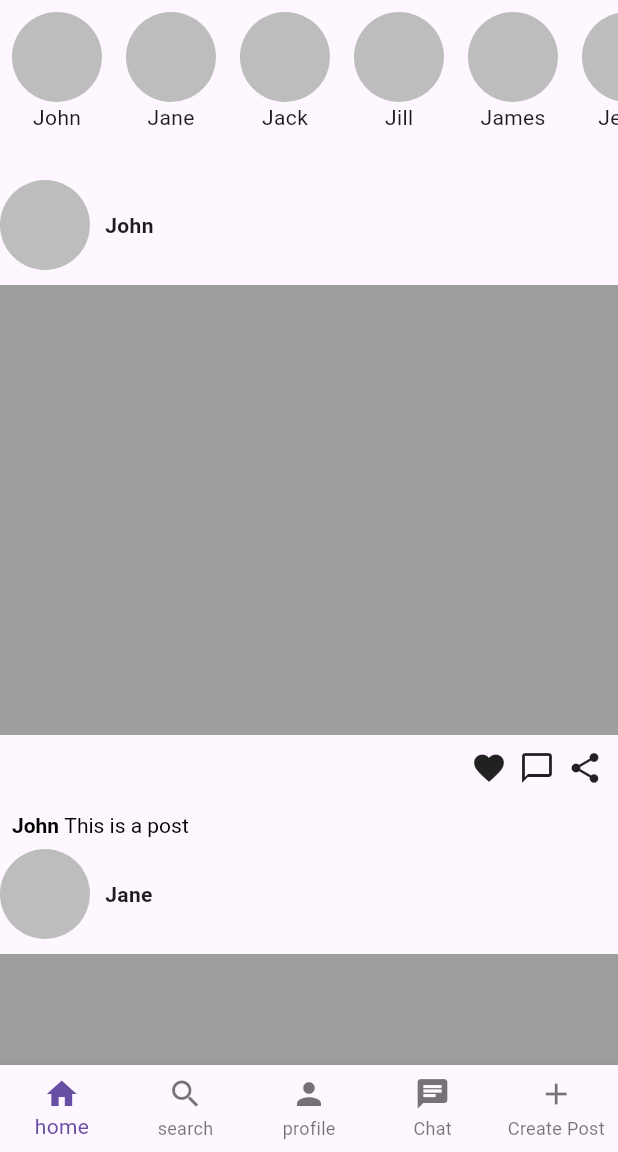
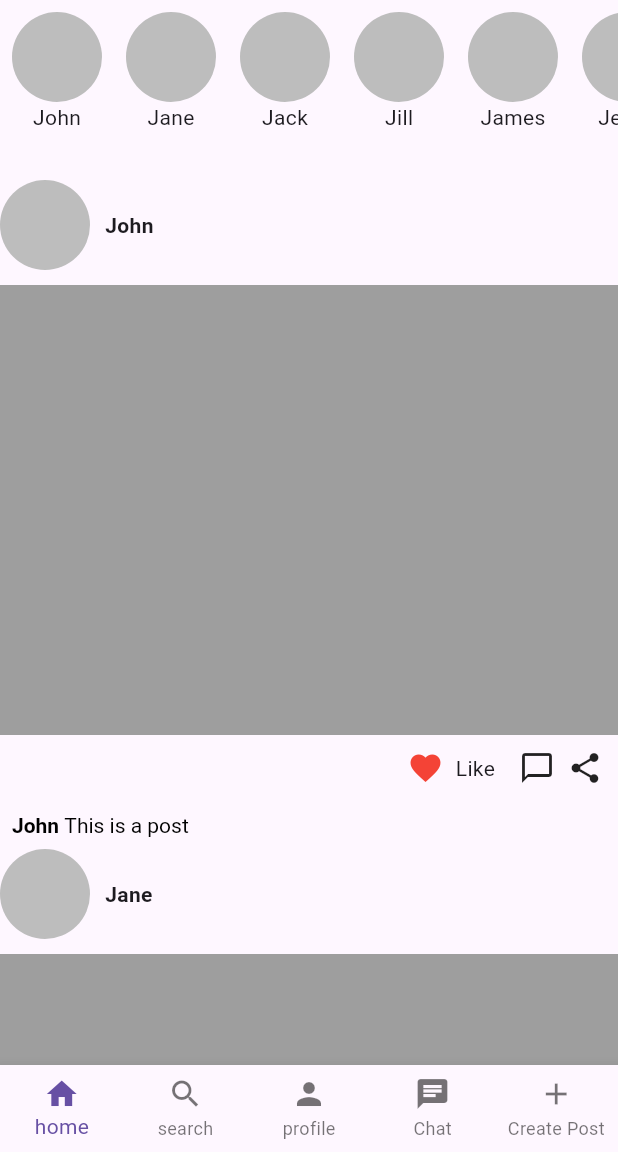
Before and after one commit to cmcgrew98/flutterassignment, a Flutter app: the UI screen opened directly, on a phone screen of 412 x 824 dp, the part 84-1236 px from its top. Run offline on Flutter 3.47's test engine with Material 3 defaults, Android fonts, the phone set to English and light mode, and no system bars; our stand-ins replace firebase_core; accounts and stored records are empty.

Commit message:
Added some reaction types.

```diff
--- a/lib/Views/UI.dart
+++ b/lib/Views/UI.dart
@@ -17,6 +17,7 @@ indexSelected = index;
    final List<Widget> _children = [
    UserHome(),
      Center(child:Text('Search')),
+     Center(child:Text('profile')),
      Center(child:Text('Chat')),
      Center(child:Text('Create Post')),
    ];
--- /dev/null
+++ b/lib/components/ReactionWidget.dart
@@ -0,0 +1,63 @@
+import 'package:flutter/material.dart';
+
+class ReactionWidget extends StatefulWidget {
+  @override
+  _ReactionWidgetState createState() => _ReactionWidgetState();
+}
+
+class _ReactionWidgetState extends State<ReactionWidget> {
+  String selectedReaction = 'Like'; // Default reaction
+
+  @override
+  Widget build(BuildContext context) {
+    return Row(
+      mainAxisAlignment: MainAxisAlignment.end,
+      children: [
+        PopupMenuButton<String>(
+          onSelected: (String result) {
+            setState(() {
+              selectedReaction = result;
+            });
+          },
+          itemBuilder: (BuildContext context) => <PopupMenuEntry<String>>[
+            const PopupMenuItem<String>(
+              value: 'Like',
+              child: Text('👍 Like'),
+            ),
+            const PopupMenuItem<String>(
+              value: 'Love',
+              child: Text('❤️ Love'),
+            ),
+            const PopupMenuItem<String>(
+              value: 'Haha',
+              child: Text('😆 Haha'),
+            ),
+            const PopupMenuItem<String>(
+              value: 'Wow',
+              child: Text('😲 Wow'),
+            ),
+            const PopupMenuItem<String>(
+              value: 'Sad',
+              child: Text('😢 Sad'),
+            ),
+            const PopupMenuItem<String>(
+              value: 'Angry',
+              child: Text('😡 Angry'),
+            ),
+          ],
+          child: Row(
+            children: [
+              Icon(
+                Icons.favorite,
+                color: selectedReaction == 'Like' ? Colors.red : Colors.grey,
+              ),
+              const SizedBox(width: 8),
+              Text(selectedReaction),
+            ],
+          ),
+        ),
+        const SizedBox(width: 8), // Small space between icons
+      ],
+    );
+  }
+}
--- a/lib/components/posts.dart
+++ b/lib/components/posts.dart
@@ -1,4 +1,6 @@
 import 'package:flutter/material.dart';
+
+import 'ReactionWidget.dart';
 
 class Posts extends StatelessWidget {
   final String user;
@@ -37,7 +39,7 @@ class Posts extends StatelessWidget {
         Row(
           mainAxisAlignment: MainAxisAlignment.end,
           children: [
-            const Icon(Icons.favorite),
+            ReactionWidget(),
             const SizedBox(width: 8), // Small space between icons
             const Icon(Icons.chat_bubble_outline),
             const SizedBox(width: 8), // Small space between icons
```
